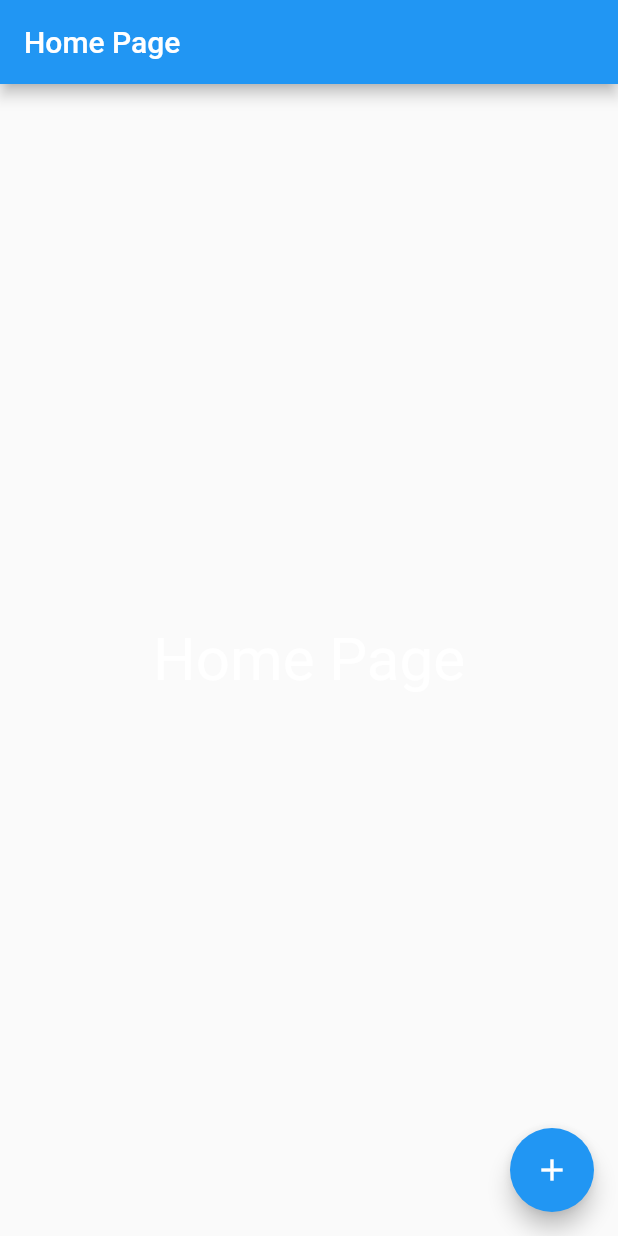
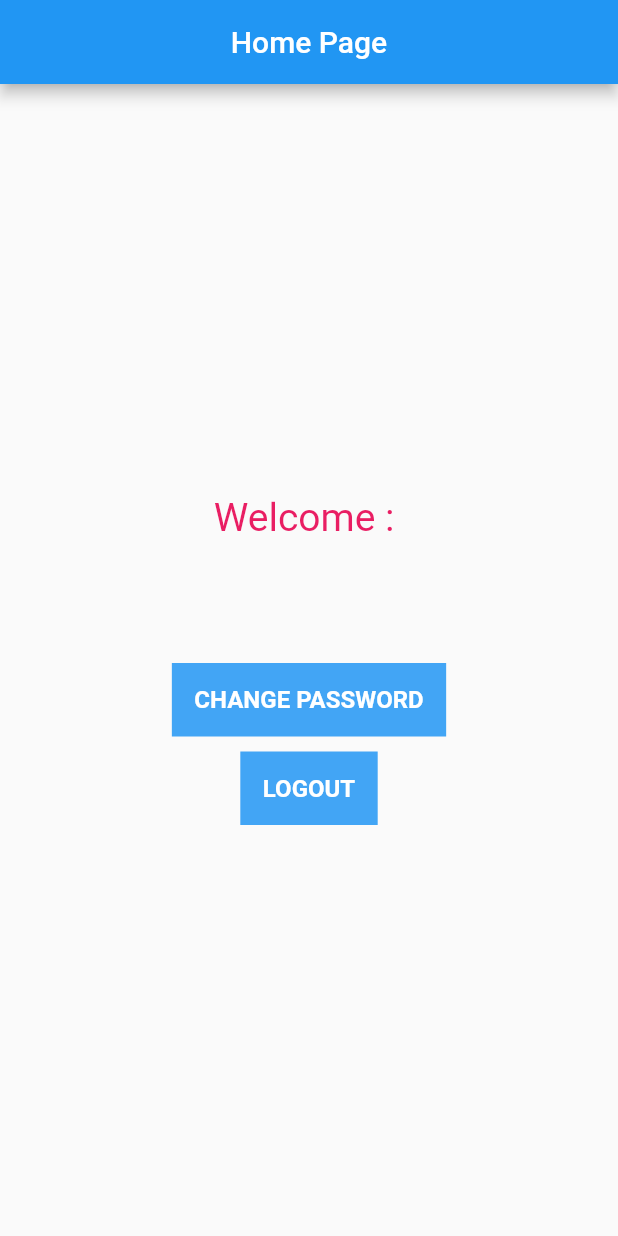
Before and after one commit to harsh159357/flutter_client_php_backend, a Flutter app: the HomePage screen opened directly, on a phone screen of 412 x 824 dp. Run offline on Flutter 3.47's test engine with Material 2 defaults, Android fonts, the light colour scheme and no system bars; our stand-ins replace shared_preferences; accounts and stored records are empty; generated files the repository leaves out were written again.

Commit message:
HomePage Created With Usage of values stored in SharedPreference related to userProfile also inclusion of some button like Logout and Change Pass

```diff
--- a/lib/pages/home_page.dart
+++ b/lib/pages/home_page.dart
@@ -1,6 +1,10 @@
+import 'dart:async';
+
 import 'package:flutter/material.dart';
+import 'package:flutter_client_php_backend/models/User.dart';
+import 'package:flutter_client_php_backend/pages/splash_page.dart';
 import 'package:flutter_client_php_backend/utils/app_shared_preferences.dart';
-import 'package:flutter_client_php_backend/pages/splash_page.dart';
+import 'package:flutter_client_php_backend/utils/constants.dart';
 
 class HomePage extends StatefulWidget {
   @override
@@ -8,17 +12,31 @@ class HomePage extends StatefulWidget {
 }
 
 class HomePageState extends State<HomePage> {
+  User user;
+
+  @override
+  Future<void> didChangeDependencies() async {
+    super.didChangeDependencies();
+    if (user == null) {
+      await initUserProfile();
+    }
+  }
+
+  Future<void> initUserProfile() async {
+    User up = await AppSharedPreferences.getUserProfile();
+    setState(() {
+      user = up;
+    });
+  }
+
   @override
   Widget build(BuildContext context) {
     return new Scaffold(
       appBar: new AppBar(
+        centerTitle: true,
         title: new Text("Home Page"),
       ),
       body: homeText(),
-      floatingActionButton: new FloatingActionButton(
-        onPressed: _logoutFromTheApp,
-        child: new Icon(Icons.add),
-      ),
     );
   }
 
@@ -34,18 +52,62 @@ class HomePageState extends State<HomePage> {
 
   Widget homeText() {
     return Container(
-      padding: EdgeInsets.all(8.0),
-      child: new Center(
+        height: double.infinity,
+        width: double.infinity,
         child: new Column(
           mainAxisAlignment: MainAxisAlignment.center,
+          crossAxisAlignment: CrossAxisAlignment.center,
+          mainAxisSize: MainAxisSize.max,
           children: <Widget>[
-            new Text(
-              "Home Page",
-              style: new TextStyle(color: Colors.white, fontSize: 40.0),
-            )
+            new Container(
+              child: new Text(
+                "Welcome : " + user.name,
+                style: new TextStyle(color: Colors.pink, fontSize: 26.0),
+              ),
+              margin: EdgeInsets.only(bottom: 10.0),
+            ),
+            new Container(
+              margin: EdgeInsets.only(bottom: 10.0),
+              child: new Text(
+                user.email,
+                style: new TextStyle(color: Colors.grey, fontSize: 22.0),
+              ),
+            ),
+            new Container(
+              margin: EdgeInsets.only(bottom: 10.0),
+              child: new Text(
+                user.unique_id,
+                style: new TextStyle(color: Colors.grey, fontSize: 22.0),
+              ),
+            ),
+            new Container(
+              margin: EdgeInsets.only(bottom: 10.0),
+              decoration: new BoxDecoration(color: Colors.blue[400]),
+              child: new MaterialButton(
+                textColor: Colors.white,
+                padding: EdgeInsets.all(15.0),
+                onPressed: null,
+                child: new Text(
+                  Texts.CHANGE_PASSWORD,
+                  style: new TextStyle(
+                      fontWeight: FontWeight.bold, fontSize: 16.0),
+                ),
+              ),
+            ),
+            new Container(
+              decoration: new BoxDecoration(color: Colors.blue[400]),
+              child: new MaterialButton(
+                textColor: Colors.white,
+                padding: EdgeInsets.all(15.0),
+                onPressed: _logoutFromTheApp,
+                child: new Text(
+                  Texts.LOGOUT,
+                  style: new TextStyle(
+                      fontWeight: FontWeight.bold, fontSize: 16.0),
+                ),
+              ),
+            ),
           ],
-        ),
-      ),
-    );
+        ));
   }
 }
--- a/lib/utils/constants.dart
+++ b/lib/utils/constants.dart
@@ -1,23 +1,27 @@
 ///////////////////////////////////////////////////////////////////////////////
 class APIConstants {
-  static const String API_BASE_URL  = "http://hafinse.pe.hu";
+  static const String API_BASE_URL = "http://hafinse.pe.hu";
 }
+
 ///////////////////////////////////////////////////////////////////////////////
 class APIOperations {
-  static const String LOGIN  = "login";
-  static const String REGISTER  = "register";
-  static const String CHANGE_PASSWORD  = "chgPass";
+  static const String LOGIN = "login";
+  static const String REGISTER = "register";
+  static const String CHANGE_PASSWORD = "chgPass";
 }
 
 ///////////////////////////////////////////////////////////////////////////////
 class EventConstants {
   static const int NO_INTERNET_CONNECTION = 0;
+
 ///////////////////////////////////////////////////////////////////////////////
   static const int LOGIN_USER_SUCCESSFUL = 500;
   static const int LOGIN_USER_UN_SUCCESSFUL = 501;
+
 ///////////////////////////////////////////////////////////////////////////////
   static const int USER_REGISTRATION_SUCCESSFUL = 502;
   static const int USER_REGISTRATION_UN_SUCCESSFUL = 503;
+
 ///////////////////////////////////////////////////////////////////////////////
   static const int CHANGE_PASSWORD_SUCCESSFUL = 504;
   static const int CHANGE_PASSWORD_UN_SUCCESSFUL = 505;
@@ -61,6 +65,8 @@ class Texts {
   static const String REGISTER_NOW = "Not Registered ? Register Now !";
   static const String LOGIN = "LOGIN";
   static const String PASSWORD = "Password";
+  static const String CHANGE_PASSWORD = "CHANGE PASSWORD";
+  static const String LOGOUT = "LOGOUT";
   static const String EMAIL = "Email";
 }
 ///////////////////////////////////////////////////////////////////////////////
```
